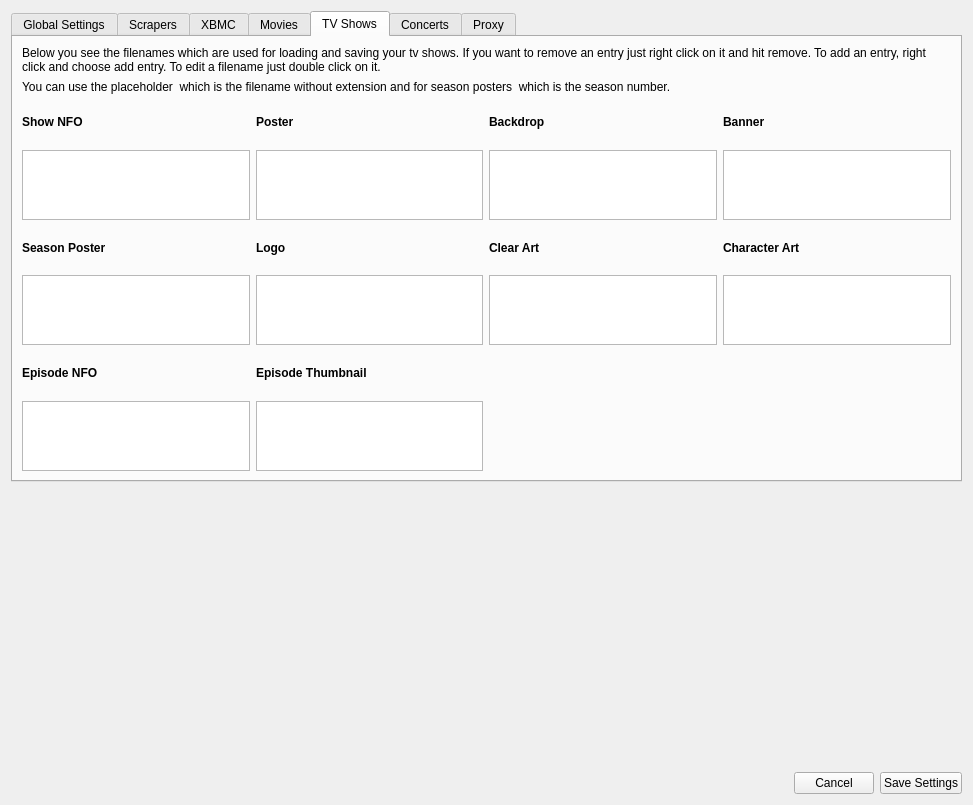
First picture: the form in settings/SettingsWidget.ui, repository Komet/MediaElch, before the edit.
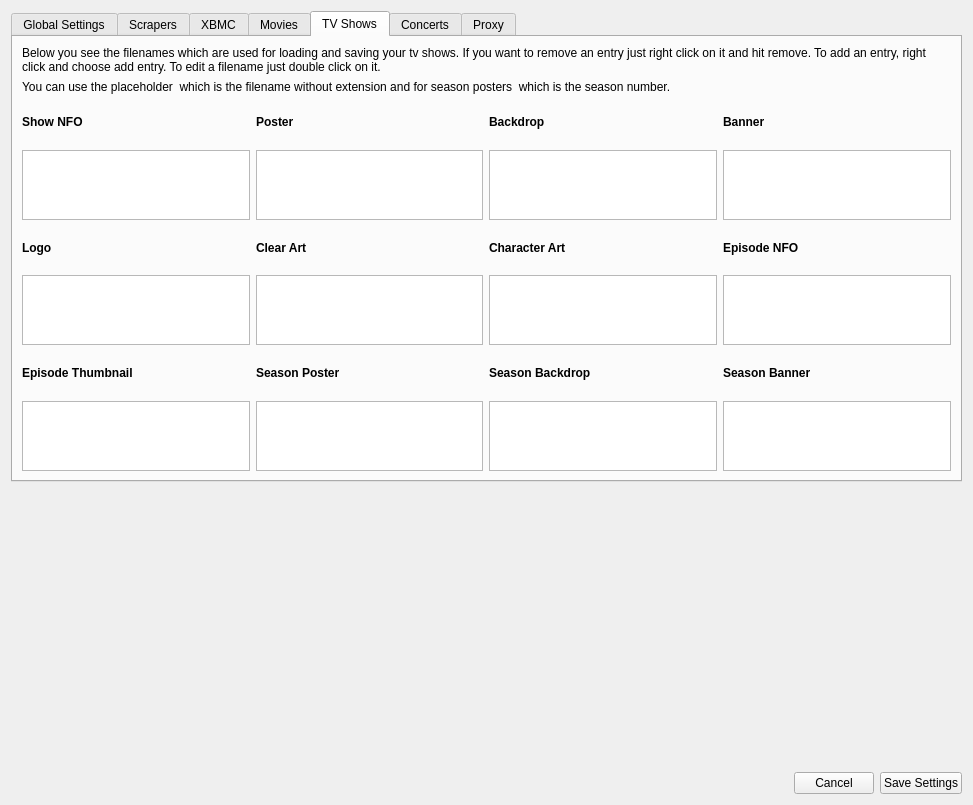
Second picture: the form after the edit. The open tabs and pages were chosen to show the change. Icons and pictures are not drawn. Custom widgets are drawn as their Qt base class.

Commit message: Fixes #189 Rework of tv show season artwork

What changed in the file:
```diff
--- a/settings/SettingsWidget.ui
+++ b/settings/SettingsWidget.ui
@@ -596,19 +596,6 @@
        </item>
        <item>
         <layout class="QGridLayout" name="gridLayout_3">
-         <item row="4" column="0">
-          <widget class="QLabel" name="label_42">
-           <property name="font">
-            <font>
-             <weight>75</weight>
-             <bold>true</bold>
-            </font>
-           </property>
-           <property name="text">
-            <string>Episode NFO</string>
-           </property>
-          </widget>
-         </item>
          <item row="0" column="2">
           <widget class="QLabel" name="label_35">
            <property name="font">
@@ -622,45 +609,6 @@
            </property>
           </widget>
          </item>
-         <item row="2" column="0">
-          <widget class="QLabel" name="label_36">
-           <property name="font">
-            <font>
-             <weight>75</weight>
-             <bold>true</bold>
-            </font>
-           </property>
-           <property name="text">
-            <string>Season Poster</string>
-           </property>
-          </widget>
-         </item>
-         <item row="2" column="3">
-          <widget class="QLabel" name="label_40">
-           <property name="font">
-            <font>
-             <weight>75</weight>
-             <bold>true</bold>
-            </font>
-           </property>
-           <property name="text">
-            <string>Character Art</string>
-           </property>
-          </widget>
-         </item>
-         <item row="2" column="1">
-          <widget class="QLabel" name="label_20">
-           <property name="font">
-            <font>
-             <weight>75</weight>
-             <bold>true</bold>
-            </font>
-           </property>
-           <property name="text">
-            <string>Logo</string>
-           </property>
-          </widget>
-         </item>
          <item row="0" column="3">
           <widget class="QLabel" name="label_34">
            <property name="font">
@@ -730,19 +678,6 @@
            </property>
           </widget>
          </item>
-         <item row="4" column="1">
-          <widget class="QLabel" name="label_41">
-           <property name="font">
-            <font>
-             <weight>75</weight>
-             <bold>true</bold>
-            </font>
-           </property>
-           <property name="text">
-            <string>Episode Thumbnail</string>
-           </property>
-          </widget>
-         </item>
          <item row="1" column="0">
           <widget class="DataFileListWidget" name="tvShowNfoList">
            <property name="maximumSize">
@@ -754,16 +689,6 @@
           </widget>
          </item>
          <item row="3" column="0">
-          <widget class="DataFileListWidget" name="tvShowSeasonPosterList">
-           <property name="maximumSize">
-            <size>
-             <width>16777215</width>
-             <height>70</height>
-            </size>
-           </property>
-          </widget>
-         </item>
-         <item row="3" column="1">
           <widget class="DataFileListWidget" name="tvShowLogoList">
            <property name="maximumSize">
             <size>
@@ -773,7 +698,20 @@
            </property>
           </widget>
          </item>
-         <item row="2" column="2">
+         <item row="2" column="0">
+          <widget class="QLabel" name="label_20">
+           <property name="font">
+            <font>
+             <weight>75</weight>
+             <bold>true</bold>
+            </font>
+           </property>
+           <property name="text">
+            <string>Logo</string>
+           </property>
+          </widget>
+         </item>
+         <item row="2" column="1">
           <widget class="QLabel" name="label_39">
            <property name="font">
             <font>
@@ -786,27 +724,7 @@
            </property>
           </widget>
          </item>
-         <item row="5" column="0">
-          <widget class="DataFileListWidget" name="tvShowEpisodeNfoList">
-           <property name="maximumSize">
-            <size>
-             <width>16777215</width>
-             <height>70</height>
-            </size>
-           </property>
-          </widget>
-         </item>
-         <item row="5" column="1">
-          <widget class="DataFileListWidget" name="tvShowEpisodeThumbList">
-           <property name="maximumSize">
-            <size>
-             <width>16777215</width>
-             <height>70</height>
-            </size>
-           </property>
-          </widget>
-         </item>
-         <item row="3" column="2">
+         <item row="3" column="1">
           <widget class="DataFileListWidget" name="tvShowClearArtList">
            <property name="maximumSize">
             <size>
@@ -816,7 +734,20 @@
            </property>
           </widget>
          </item>
-         <item row="3" column="3">
+         <item row="2" column="2">
+          <widget class="QLabel" name="label_40">
+           <property name="font">
+            <font>
+             <weight>75</weight>
+             <bold>true</bold>
+            </font>
+           </property>
+           <property name="text">
+            <string>Character Art</string>
+           </property>
+          </widget>
+         </item>
+         <item row="3" column="2">
           <widget class="DataFileListWidget" name="tvShowCharacterArtList">
            <property name="maximumSize">
             <size>
@@ -826,6 +757,121 @@
            </property>
           </widget>
          </item>
+         <item row="2" column="3">
+          <widget class="QLabel" name="label_42">
+           <property name="font">
+            <font>
+             <weight>75</weight>
+             <bold>true</bold>
+            </font>
+           </property>
+           <property name="text">
+            <string>Episode NFO</string>
+           </property>
+          </widget>
+         </item>
+         <item row="3" column="3">
+          <widget class="DataFileListWidget" name="tvShowEpisodeNfoList">
+           <property name="maximumSize">
+            <size>
+             <width>16777215</width>
+             <height>70</height>
+            </size>
+           </property>
+          </widget>
+         </item>
+         <item row="4" column="0">
+          <widget class="QLabel" name="label_41">
+           <property name="font">
+            <font>
+             <weight>75</weight>
+             <bold>true</bold>
+            </font>
+           </property>
+           <property name="text">
+            <string>Episode Thumbnail</string>
+           </property>
+          </widget>
+         </item>
+         <item row="5" column="0">
+          <widget class="DataFileListWidget" name="tvShowEpisodeThumbList">
+           <property name="maximumSize">
+            <size>
+             <width>16777215</width>
+             <height>70</height>
+            </size>
+           </property>
+          </widget>
+         </item>
+         <item row="4" column="1">
+          <widget class="QLabel" name="label_36">
+           <property name="font">
+            <font>
+             <weight>75</weight>
+             <bold>true</bold>
+            </font>
+           </property>
+           <property name="text">
+            <string>Season Poster</string>
+           </property>
+          </widget>
+         </item>
+         <item row="5" column="1">
+          <widget class="DataFileListWidget" name="tvShowSeasonPosterList">
+           <property name="maximumSize">
+            <size>
+             <width>16777215</width>
+             <height>70</height>
+            </size>
+           </property>
+          </widget>
+         </item>
+         <item row="4" column="2">
+          <widget class="QLabel" name="label_8">
+           <property name="font">
+            <font>
+             <weight>75</weight>
+             <bold>true</bold>
+            </font>
+           </property>
+           <property name="text">
+            <string>Season Backdrop</string>
+           </property>
+          </widget>
+         </item>
+         <item row="4" column="3">
+          <widget class="QLabel" name="label_10">
+           <property name="font">
+            <font>
+             <weight>75</weight>
+             <bold>true</bold>
+            </font>
+           </property>
+           <property name="text">
+            <string>Season Banner</string>
+           </property>
+          </widget>
+         </item>
+         <item row="5" column="2">
+          <widget class="DataFileListWidget" name="tvShowSeasonBackdropList">
+           <property name="maximumSize">
+            <size>
+             <width>16777215</width>
+             <height>70</height>
+            </size>
+           </property>
+          </widget>
+         </item>
+         <item row="5" column="3">
+          <widget class="DataFileListWidget" name="tvShowSeasonBannerList">
+           <property name="maximumSize">
+            <size>
+             <width>16777215</width>
+             <height>70</height>
+            </size>
+           </property>
+          </widget>
+         </item>
         </layout>
        </item>
       </layout>
```
The commit also changes 37 other files.
